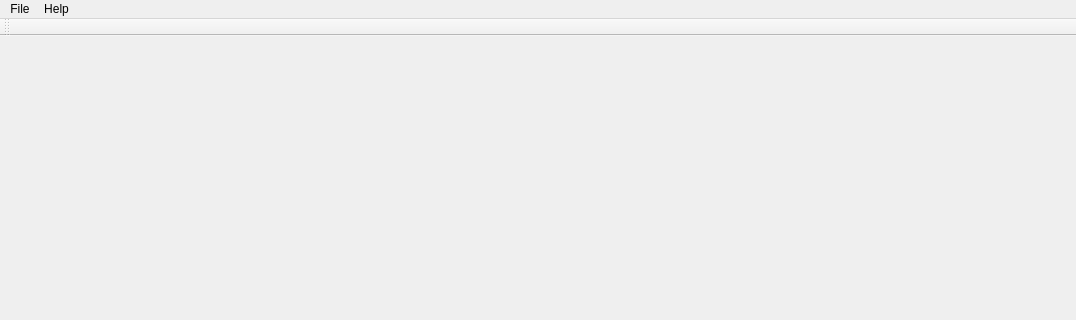
hitimr/F283xS_GUI, file F2837xS GUI/f2837xsgui.ui: the form before one commit; both pictures show x 0 to 1076 and y 0 to 320 of the 1076 by 730 pixel window.
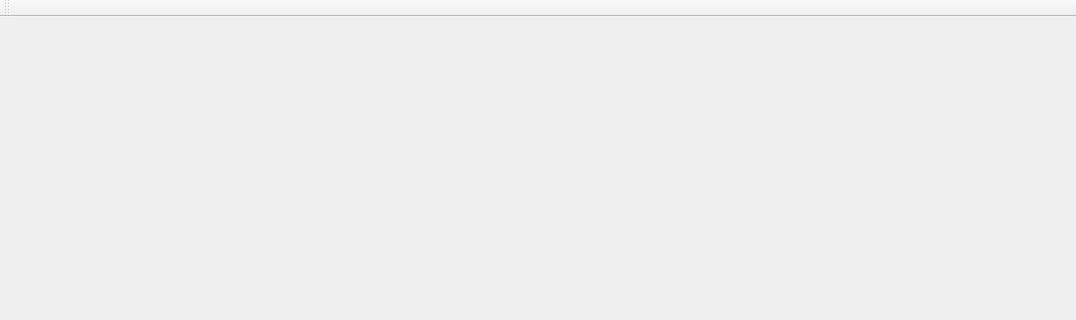
The form after the commit.

Patch:
```diff
--- a/F2837xS GUI/f2837xsgui.ui
+++ b/F2837xS GUI/f2837xsgui.ui
@@ -59,40 +59,6 @@
     </item>
    </layout>
   </widget>
-  <widget class="QMenuBar" name="menuBar">
-   <property name="geometry">
-    <rect>
-     <x>0</x>
-     <y>0</y>
-     <width>1076</width>
-     <height>31</height>
-    </rect>
-   </property>
-   <widget class="QMenu" name="menuFile">
-    <property name="title">
-     <string>File</string>
-    </property>
-   </widget>
-   <widget class="QMenu" name="menuHelp">
-    <property name="title">
-     <string>Help</string>
-    </property>
-    <widget class="QMenu" name="menuCheat_Sheets">
-     <property name="title">
-      <string>Cheat Sheets</string>
-     </property>
-     <addaction name="actionUsbInfo"/>
-     <addaction name="actionGpioInfo"/>
-     <addaction name="actionEpwmInfo"/>
-    </widget>
-    <addaction name="actionView_Help"/>
-    <addaction name="menuCheat_Sheets"/>
-    <addaction name="separator"/>
-    <addaction name="actionAbout"/>
-   </widget>
-   <addaction name="menuFile"/>
-   <addaction name="menuHelp"/>
-  </widget>
   <widget class="QToolBar" name="mainToolBar">
    <attribute name="toolBarArea">
     <enum>TopToolBarArea</enum>
```
